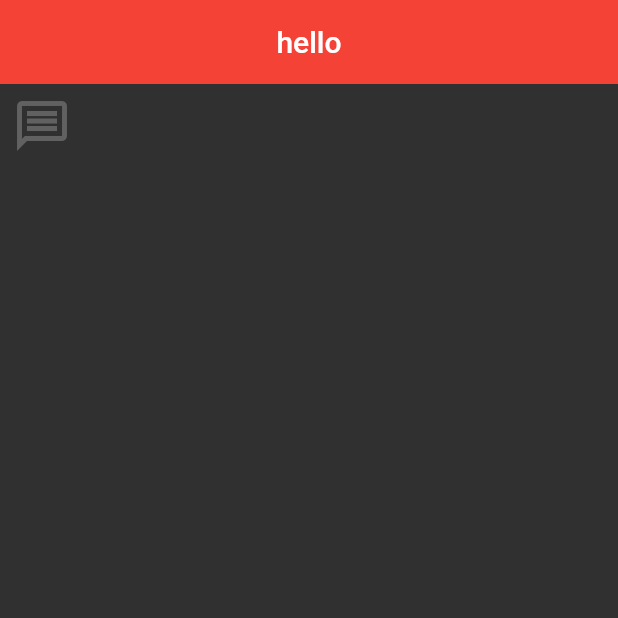
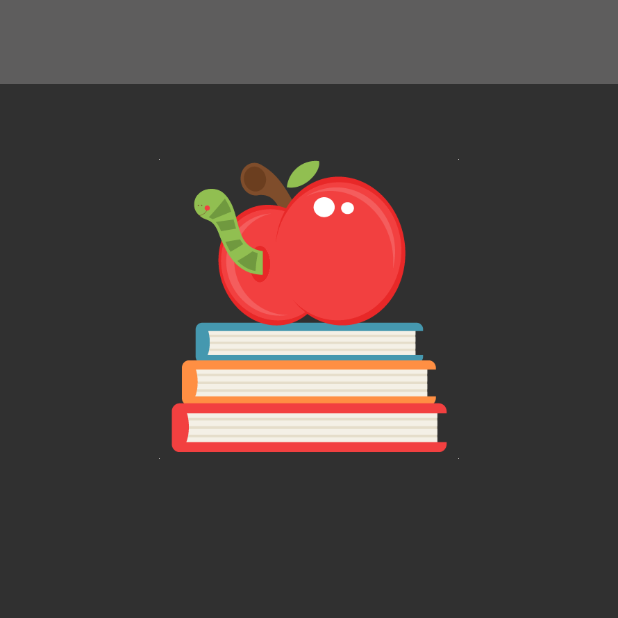
Before and after one commit to demeett/flutter_learning, a Flutter app: the screen it shows after launch, on a phone screen of 412 x 824 dp, the top half of it. Run offline on Flutter 3.47's test engine with Material 2 defaults, Android fonts, the phone set to English and light mode, and no system bars.

Commit message:
Image,Card, Padding çalışıldı.

```diff
--- /dev/null
+++ b/lib/101/image_learn.dart
@@ -0,0 +1,36 @@
+import 'package:flutter/material.dart';
+
+class ImageViewLearn extends StatelessWidget {
+  const ImageViewLearn({Key? key}) : super(key: key);
+
+  @override
+  Widget build(BuildContext context) {
+    return Scaffold(
+        appBar: AppBar(),
+        body: Column(
+          children: [
+            Center(
+              child: SizedBox(
+                width: 200,
+                height: 300,
+                child: ImageProject(path: ImageItems().appleWithBook),
+              ),
+            )
+          ],
+        ));
+  }
+}
+
+class ImageItems {
+  final String appleWithBook =
+      "assets/png/apple-and-book-png-apple-on-books-svg-scrapbook-cut-file-cute-clipart-files-for-silhouette-cricut-pazzles-free-svgs-free-svg-cuts-cute-cut-files-432.png";
+}
+
+class ImageProject extends StatelessWidget {
+  const ImageProject({Key? key, required this.path}) : super(key: key);
+  final String path;
+  @override
+  Widget build(BuildContext context) {
+    return Image.asset(path, fit: BoxFit.contain);
+  }
+}
--- a/lib/main.dart
+++ b/lib/main.dart
@@ -4,9 +4,13 @@ import 'package:flutter_learning/101/text_learn.dart';
 
 import '101/app_bar.dart';
 import '101/button_learn.dart';
+import '101/card_learn.dart';
 import '101/container_sized_box.dart';
 import '101/icon_learn.dart';
+import '101/image_learn.dart';
+import '101/padding_learn.dart';
 import '101/scaffold_learn.dart';
+import '101/statless_learn.dart';
 
 void main() {
   runApp(const MyApp());
@@ -24,14 +28,14 @@ class MyApp extends StatelessWidget {
           appBarTheme: const AppBarTheme(
               centerTitle:
                   true, //ortada başlamasını sağlar . Önemli bir detaydır.
-              backgroundColor: Colors.red,
+              backgroundColor: Color.fromARGB(255, 94, 93, 93),
               elevation: 0, //background sıfırlamaya yarıyor.
               systemOverlayStyle: SystemUiOverlayStyle
                   .light // programın dışında kalan saat , wifi gibi alanları light yapıyor.
               )),
       debugShowCheckedModeBanner:
           false, //projeden otomatik gelen appbar yapısını kaldırır.
-      home: IconLearnView(),
+      home: ImageViewLearn(),
     );
   }
 }
--- a/pubspec.yaml
+++ b/pubspec.yaml
@@ -58,9 +58,9 @@ flutter:
   uses-material-design: true
 
   # To add assets to your application, add an assets section, like this:
-  # assets:
-  #   - images/a_dot_burr.jpeg
-  #   - images/a_dot_ham.jpeg
+  assets:
+  - assets/png/apple-and-book-png-apple-on-books-svg-scrapbook-cut-file-cute-clipart-files-for-silhouette-cricut-pazzles-free-svgs-free-svg-cuts-cute-cut-files-432.png
+  - assets/png/stats.png
 
   # An image asset can refer to one or more resolution-specific "variants", see
   # https://flutter.dev/assets-and-images/#resolution-aware
```
Also changed, not shown: lib/101/card_learn.dart (added, +53 -0 lines), lib/101/padding_learn.dart (added, +40 -0 lines), lib/101/statless_learn.dart (added, +46 -0 lines), assets/png/apple-and-book-png-apple-on-books-svg-scrapbook-cut-file-cute-clipart-files-for-silhouette-cricut-pazzles-free-svgs-free-svg-cuts-cute-cut-files-432.png (added), assets/png/stats.png (added).
